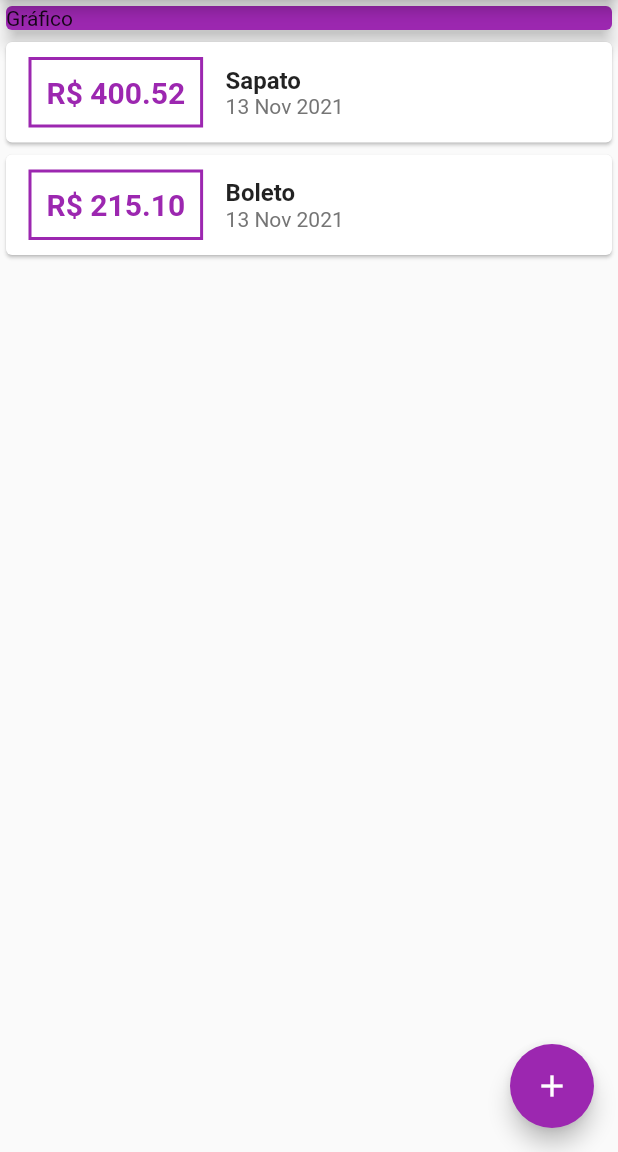
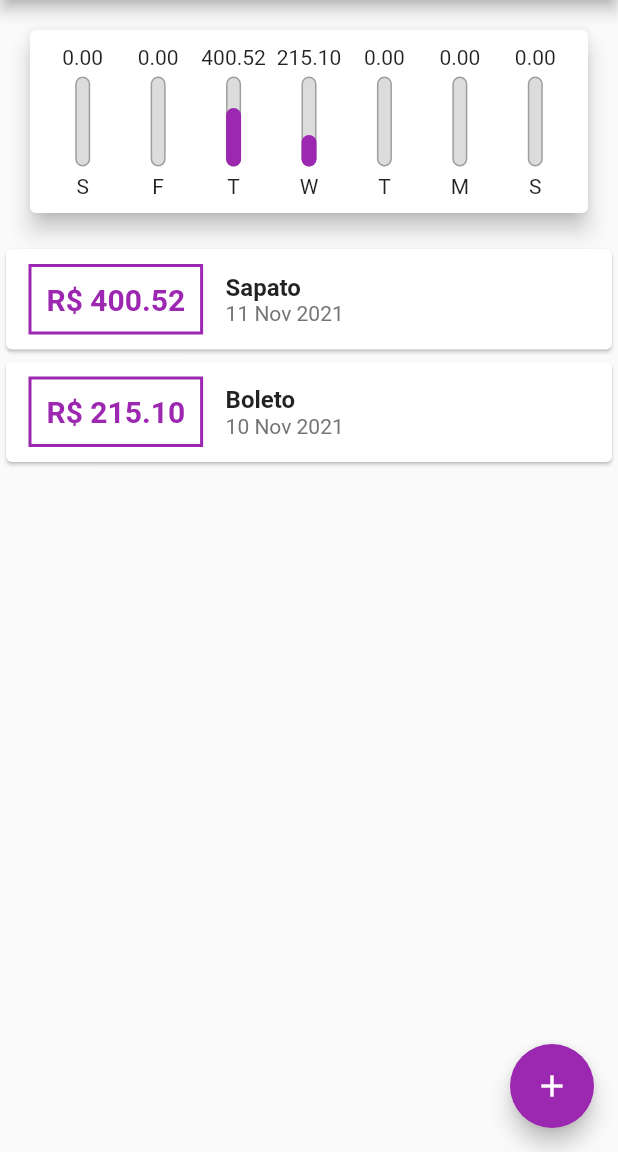
Before and after one commit to alisson-araujo/expenses, a Flutter app: the screen it shows after launch, on a phone screen of 412 x 824 dp, the part 84-1236 px from its top. Run offline on Flutter 3.47's test engine with Material 2 defaults, Android fonts, the phone set to English and light mode, and no system bars.

Commit message:
implementando o gráfico

```diff
--- /dev/null
+++ b/lib/components/chart.dart
@@ -0,0 +1,65 @@
+import 'package:flutter/material.dart';
+import 'package:intl/intl.dart';
+import '../models/transaction.dart';
+import './chart_bar.dart';
+
+class Chart extends StatelessWidget {
+  final List<Transaction> recentTransaction;
+
+  Chart(this.recentTransaction);
+
+  List<Map<String, Object>> get groupedTransactions {
+    return List.generate(7, (index) {
+      final weekDay = DateTime.now().subtract(
+        Duration(days: index),
+      );
+
+      double totalSum = 0.0;
+
+      for (var i = 0; i < recentTransaction.length; i++) {
+        bool sameDay = recentTransaction[i].date.day == weekDay.day;
+        bool sameMonth = recentTransaction[i].date.month == weekDay.month;
+        bool sameYear = recentTransaction[i].date.year == weekDay.year;
+
+        if (sameDay && sameMonth && sameYear) {
+          totalSum += recentTransaction[i].value;
+        }
+      }
+
+      return {
+        'day': DateFormat.E().format(weekDay)[0],
+        'value': totalSum,
+      };
+    });
+  }
+
+  double get _weekTotalValue{
+    return groupedTransactions.fold(0.0, (sum, tr){
+      return sum + (tr['value'] as double);
+    });
+  }
+
+  @override
+  Widget build(BuildContext context) {
+    return Card(
+      elevation: 6,
+      margin: EdgeInsets.all(20),
+      child: Padding(
+        padding: const EdgeInsets.all(10),
+        child: Row(
+          mainAxisAlignment: MainAxisAlignment.spaceAround,
+          children: groupedTransactions.map((tr) {
+            return Flexible(
+              fit: FlexFit.tight,
+              child: ChartBar(
+                label: tr['day'].toString(),
+                value: tr['value'] as double,
+                percentage: (tr['value'] as double) / _weekTotalValue,
+              ),
+            );
+          }).toList(),
+        ),
+      ),
+    );
+  }
+}
--- /dev/null
+++ b/lib/components/chart_bar.dart
@@ -0,0 +1,51 @@
+import 'package:flutter/material.dart';
+
+class ChartBar extends StatelessWidget {
+  final String? label;
+  final double? value;
+  final double? percentage;
+
+  ChartBar({this.label, this.value, this.percentage});
+
+  @override
+  Widget build(BuildContext context) {
+    return Column(
+      children: <Widget>[
+        FittedBox(
+          child: Text('${value?.toStringAsFixed(2)}'),
+        ),
+        SizedBox(height: 5),
+        Container(
+          height: 60,
+          width: 10,
+          child: Stack(
+            alignment: Alignment.bottomCenter,
+            children: <Widget>[
+              Container(
+                decoration: BoxDecoration(
+                  border: Border.all(
+                    color: Colors.grey,
+                    width: 1.0,
+                  ),
+                  color: Color.fromRGBO(220, 220, 220, 1),
+                  borderRadius: BorderRadius.circular(5),
+                ),
+              ),
+              FractionallySizedBox(
+                heightFactor: percentage,
+                child: Container(
+                  decoration: BoxDecoration(
+                    color: Theme.of(context).primaryColor,
+                    borderRadius: BorderRadius.circular(5),
+                  ),
+                ),
+              ),
+            ],
+          ),
+        ),
+        SizedBox(height: 5),
+        Text(label.toString()),
+      ],
+    );
+  }
+}
--- a/lib/components/transactions_list.dart
+++ b/lib/components/transactions_list.dart
@@ -25,17 +25,17 @@ class TransactionList extends StatelessWidget {
                   ),
                   decoration: BoxDecoration(
                     border: Border.all(
-                      color: Colors.purple,
+                      color: Theme.of(context).primaryColor,
                       width: 2,
                     ),
                   ),
                   padding: const EdgeInsets.all(10),
                   child: Text(
                     'R\$ ${tr.value.toStringAsFixed(2)}',
-                    style: const TextStyle(
+                    style: TextStyle(
                       fontWeight: FontWeight.bold,
                       fontSize: 20,
-                      color: Colors.purple,
+                      color: Theme.of(context).primaryColor,
                     ),
                   ),
                 ),
--- a/lib/main.dart
+++ b/lib/main.dart
@@ -3,6 +3,7 @@ import 'package:flutter/material.dart';
 import 'dart:math';
 import './components/transactions_form.dart';
 import './components/transactions_list.dart';
+import './components/chart.dart';
 import 'models/transaction.dart';
 
 main() => runApp(ExpensesApp());
@@ -12,6 +13,9 @@ class ExpensesApp extends StatelessWidget {
   Widget build(BuildContext context) {
     return MaterialApp(
       home: MyHomePage(),
+      theme: ThemeData(
+        primarySwatch: Colors.purple,
+      ),
     );
   }
 }
@@ -27,15 +31,23 @@ class _MyHomePageState extends State<MyHomePage> {
       id: 't1',
       title: 'Sapato',
       value: 400.52,
-      date: DateTime.now(),
+      date: DateTime.now().subtract(Duration(days: 2)),
     ),
     Transaction(
       id: 't2',
       title: 'Boleto',
       value: 215.10,
-      date: DateTime.now(),
+      date: DateTime.now().subtract(Duration(days: 3)),
     ),
   ];
+
+  List<Transaction> get _recentTransactions{
+    return _transactions.where((tr){
+      return tr.date.isAfter(DateTime.now().subtract(
+        Duration(days: 7),
+      ));
+    }).toList();
+  }
 
   _addTransaction(String title, double value) {
     final newTransaction = Transaction(
@@ -63,10 +75,10 @@ class _MyHomePageState extends State<MyHomePage> {
 
   @override
   Widget build(BuildContext context) {
+
     return Scaffold(
       appBar: AppBar(
         title: const Text('Despesas Pessoais'),
-        backgroundColor: Colors.purple,
         actions: <Widget>[
           IconButton(
             icon: const Icon(Icons.add),
@@ -78,21 +90,13 @@ class _MyHomePageState extends State<MyHomePage> {
         child: Column(
           crossAxisAlignment: CrossAxisAlignment.stretch,
           children: <Widget>[
-            Container(
-              width: double.infinity,
-              child: const Card(
-                color: Colors.purple,
-                child: Text('Gráfico'),
-                elevation: 5,
-              ),
-            ),
+            Chart(_recentTransactions),
             TransactionList(_transactions),
           ],
         ),
       ),
       floatingActionButton: FloatingActionButton(
         child: const Icon(Icons.add),
-        backgroundColor: Colors.purple,
         onPressed: () => _openTransactionFormModal(context),
       ),
     );
```
